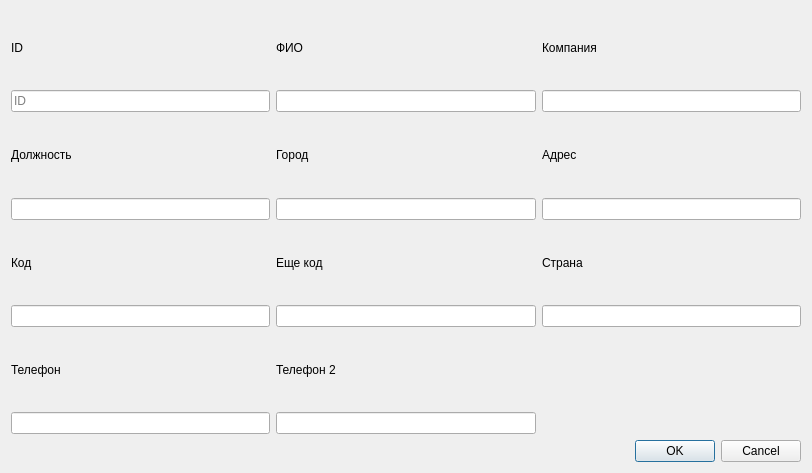
izvergoleg/tableview, file gui/dialog.ui: the form before one commit.
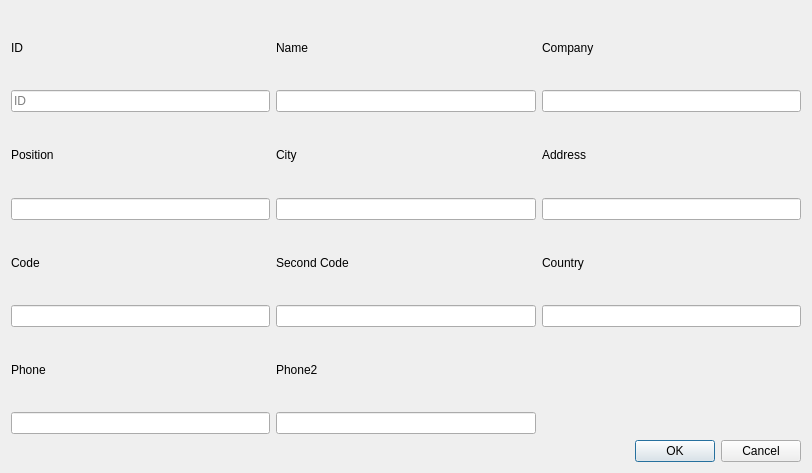
The form after the commit.

Patch:
```diff
--- a/gui/dialog.ui
+++ b/gui/dialog.ui
@@ -23,7 +23,7 @@
    <item row="2" column="2">
     <widget class="QLabel" name="label_6_address">
      <property name="text">
-      <string>Адрес</string>
+      <string>Address</string>
      </property>
     </widget>
    </item>
@@ -43,14 +43,14 @@
    <item row="4" column="0">
     <widget class="QLabel" name="label_7_code1">
      <property name="text">
-      <string>Код</string>
+      <string>Code</string>
      </property>
     </widget>
    </item>
    <item row="2" column="0">
     <widget class="QLabel" name="label_4_position">
      <property name="text">
-      <string>Должность</string>
+      <string>Position</string>
      </property>
     </widget>
    </item>
@@ -60,7 +60,7 @@
    <item row="2" column="1">
     <widget class="QLabel" name="label_5_city">
      <property name="text">
-      <string>Город</string>
+      <string>City</string>
      </property>
     </widget>
    </item>
@@ -83,21 +83,21 @@
    <item row="4" column="1">
     <widget class="QLabel" name="label_8_code2">
      <property name="text">
-      <string>Еще код</string>
+      <string>Second Code</string>
      </property>
     </widget>
    </item>
    <item row="4" column="2">
     <widget class="QLabel" name="label_9_country">
      <property name="text">
-      <string>Страна</string>
+      <string>Country</string>
      </property>
     </widget>
    </item>
    <item row="0" column="2">
     <widget class="QLabel" name="label_3_comp">
      <property name="text">
-      <string>Компания</string>
+      <string>Company</string>
      </property>
     </widget>
    </item>
@@ -114,7 +114,7 @@
    <item row="0" column="1">
     <widget class="QLabel" name="label_2_fio">
      <property name="text">
-      <string>ФИО</string>
+      <string>Name</string>
      </property>
     </widget>
    </item>
@@ -127,14 +127,14 @@
    <item row="6" column="0">
     <widget class="QLabel" name="label_10_phone1">
      <property name="text">
-      <string>Телефон</string>
+      <string>Phone</string>
      </property>
     </widget>
    </item>
    <item row="6" column="1">
     <widget class="QLabel" name="label_11_phone2">
      <property name="text">
-      <string>Телефон 2</string>
+      <string>Phone2</string>
      </property>
     </widget>
    </item>
```
